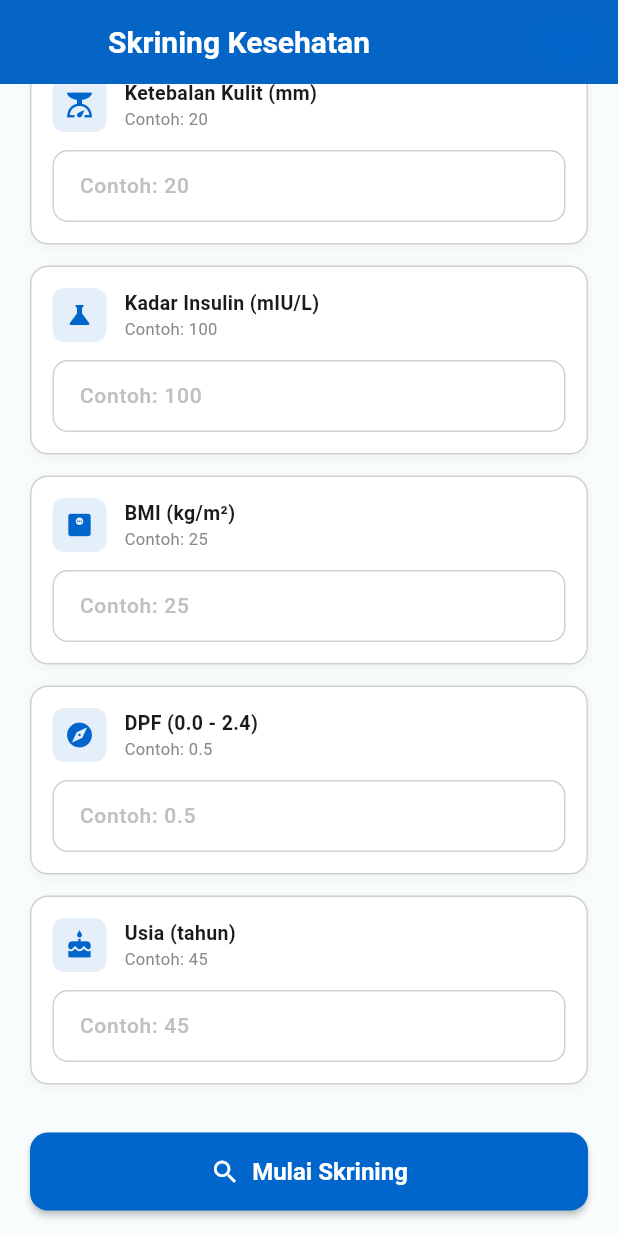
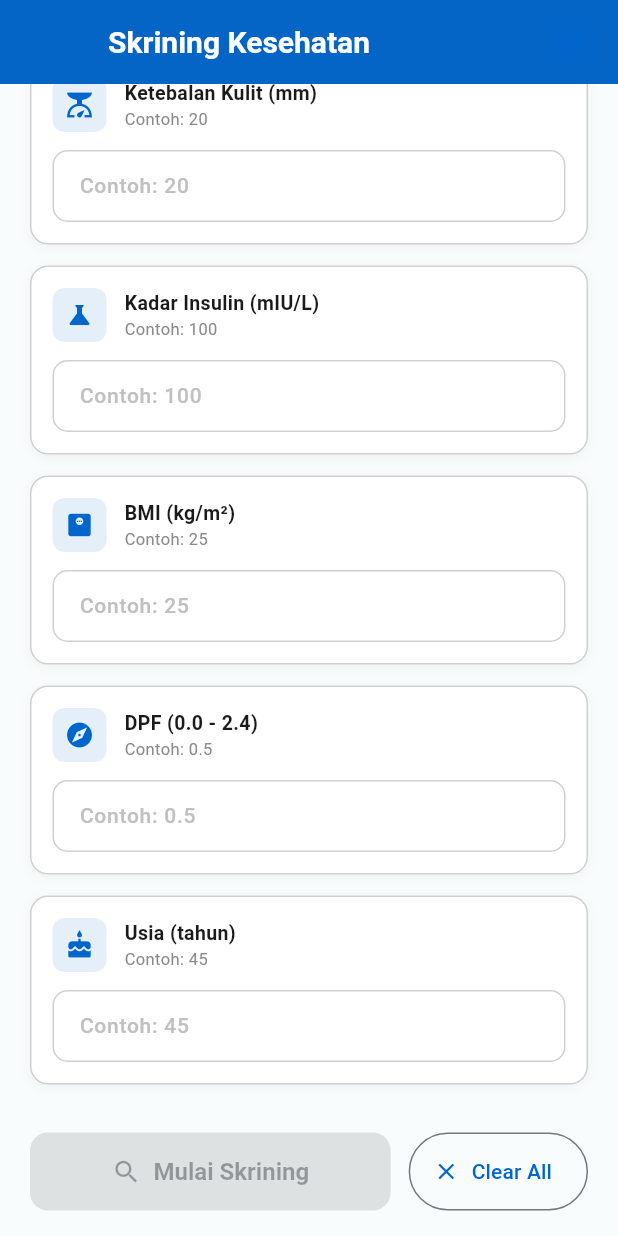
Before and after one commit to dimasdaffa/diabrisk-app, a Flutter app: the screen it shows after launch, scrolled down 576 dp, on a phone screen of 412 x 824 dp. Run offline on Flutter 3.47's test engine with Material 3 defaults, Android fonts, the phone set to English and light mode, and no system bars.

Commit message:
feat: Enhance ParameterScreen with field validation and clear functionality
Co-authored-by: Copilot <copilot@github.com>

```diff
--- a/lib/screens/parameter_screen.dart
+++ b/lib/screens/parameter_screen.dart
@@ -19,6 +19,15 @@ class _ParameterScreenState extends State<ParameterScreen> {
   final List<TextEditingController> _controllers = List.generate(8, (_) => TextEditingController());
   bool _isLoading = false;
   static const String _apiHost = 'diabete-predict-fastapi.onrender.com';
+
+  @override
+  void initState() {
+    super.initState();
+    // listen ke semua controller supaya UI (tombol) update saat user mengetik
+    for (var c in _controllers) {
+      c.addListener(() => setState(() {}));
+    }
+  }
 
   Future<bool> _hasInternetAccess() async {
     try {
@@ -157,6 +166,20 @@ class _ParameterScreenState extends State<ParameterScreen> {
       controller.dispose();
     }
     super.dispose();
+  }
+
+  bool _areAllFieldsFilled() {
+    for (var c in _controllers) {
+      if (c.text.trim().isEmpty) return false;
+    }
+    return true;
+  }
+
+  void _clearAllFields() {
+    for (var c in _controllers) {
+      c.clear();
+    }
+    setState(() {});
   }
 
   @override
@@ -303,12 +326,14 @@ class _ParameterScreenState extends State<ParameterScreen> {
 
               const SizedBox(height: 32),
 
-              // Action Button
-              SizedBox(
-                width: double.infinity,
+              // Action Buttons: Submit + Clear All
+              Row(
+                children: [
+                  Expanded(
+                    child: SizedBox(
                       height: 52,
                       child: ElevatedButton.icon(
-                  onPressed: _isLoading ? null : _sendDataToApi,
+                        onPressed: (_isLoading || !_areAllFieldsFilled()) ? null : _sendDataToApi,
                         icon: _isLoading
                             ? const SizedBox(
                                 width: 20,
@@ -328,6 +353,18 @@ class _ParameterScreenState extends State<ParameterScreen> {
                         ),
                       ),
                     ),
+                  ),
+                  const SizedBox(width: 12),
+                  SizedBox(
+                    height: 52,
+                    child: OutlinedButton.icon(
+                      onPressed: _isLoading ? null : _clearAllFields,
+                      icon: const Icon(Icons.clear, size: 18),
+                      label: const Text('Clear All'),
+                    ),
+                  ),
+                ],
+              ),
               const SizedBox(height: 24),
             ],
           ),
```
Lines whose indentation alone changed are shown as unchanged.
